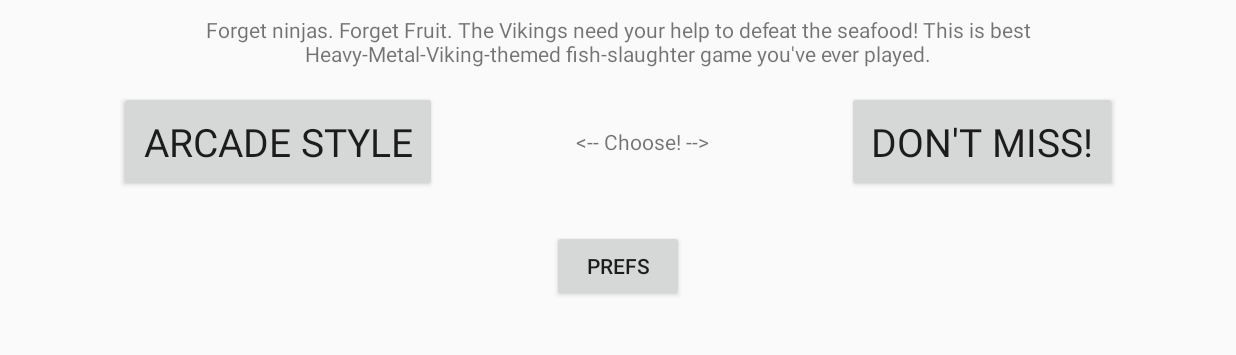
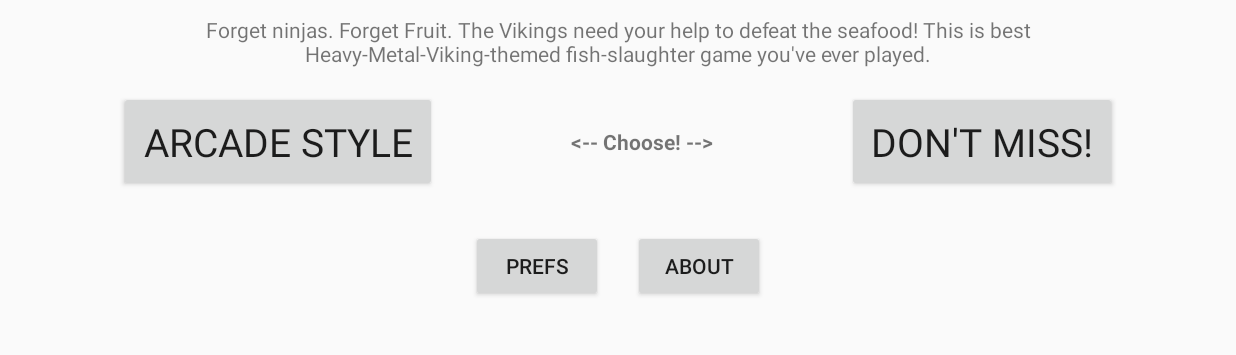
Before and after one commit to quaap/SeafoodBerserker, an Android app: the screen it shows after launch (EntryActivity), on a phone screen of 824 x 412 dp (held sideways), the part 175-530 px from its top. Run offline under Robolectric (Android 15) with nearby library versions, the phone set to English and light mode, and no system bars; pictures from the network do not load.

Commit message:
about, etc

```diff
--- a/app/build.gradle
+++ b/app/build.gradle
@@ -25,5 +25,6 @@ dependencies {
     })
     compile 'com.android.support:appcompat-v7:25.3.1'
     compile 'com.android.support:support-v4:25.3.1'
+    compile 'com.android.support.constraint:constraint-layout:1.0.2'
     testCompile 'junit:junit:4.12'
 }
--- a/app/src/main/java/com/quaap/fishberserker/EntryActivity.java
+++ b/app/src/main/java/com/quaap/fishberserker/EntryActivity.java
@@ -48,6 +48,15 @@ public class EntryActivity extends Activity {
             }
         });
 
+
+        findViewById(R.id.about_button).setOnClickListener(new View.OnClickListener() {
+            @Override
+            public void onClick(View v) {
+                Intent about = new Intent(EntryActivity.this, AboutActivity.class);
+                startActivity(about);
+            }
+        });
+
 //        findViewById(R.id.orienty).setOnClickListener(new View.OnClickListener() {
 //            @Override
 //            public void onClick(View view) {
--- a/app/src/main/res/layout/activity_entry.xml
+++ b/app/src/main/res/layout/activity_entry.xml
@@ -53,7 +53,8 @@
             android:layout_toEndOf="@+id/start_arcade_game"
             android:layout_toStartOf="@+id/start_classic_game"
             android:gravity="center"
-            android:text="&lt;-- Choose! --&gt;" />
+            android:text="&lt;-- Choose! --&gt;"
+            android:textStyle="bold" />
 
         <Button
             android:id="@+id/start_classic_game"
@@ -69,10 +70,24 @@
     </RelativeLayout>
 
 
-    <Button
-        android:id="@+id/open_prefs"
-        android:layout_width="wrap_content"
+    <LinearLayout
+        android:layout_width="match_parent"
         android:layout_height="wrap_content"
-        android:layout_margin="10dp"
-        android:text="@string/prefs" />
+        android:gravity="center"
+        android:orientation="horizontal">
+
+        <Button
+            android:id="@+id/open_prefs"
+            android:layout_width="wrap_content"
+            android:layout_height="wrap_content"
+            android:layout_margin="10dp"
+            android:text="@string/prefs" />
+
+        <Button
+            android:id="@+id/about_button"
+            android:layout_width="wrap_content"
+            android:layout_height="wrap_content"
+            android:layout_margin="10dp"
+            android:text="About" />
+    </LinearLayout>
 </LinearLayout>
```
Also changed, not shown: app/src/main/AndroidManifest.xml (+5 -5 lines), app/src/main/java/com/quaap/fishberserker/AboutActivity.java (added, +26 -0 lines), app/src/main/res/layout/activity_about.xml (added, +38 -0 lines), app/src/main/res/values/strings.xml (+8 -1 lines), app/src/main/ic_launcher-web.png, app/src/main/res/mipmap-hdpi/ic_launcher.png, app/src/main/res/mipmap-mdpi/ic_launcher.png, app/src/main/res/mipmap-xhdpi/ic_launcher.png, app/src/main/res/mipmap-xxhdpi/ic_launcher.png, app/src/main/res/mipmap-xxxhdpi/ic_launcher.png.
